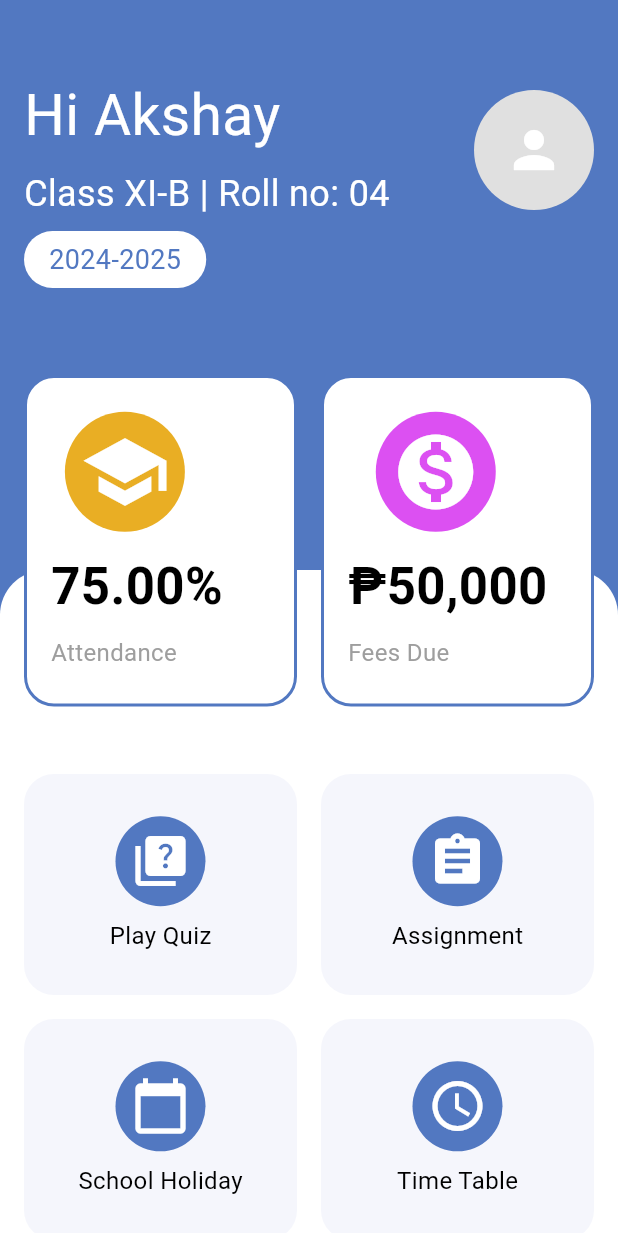
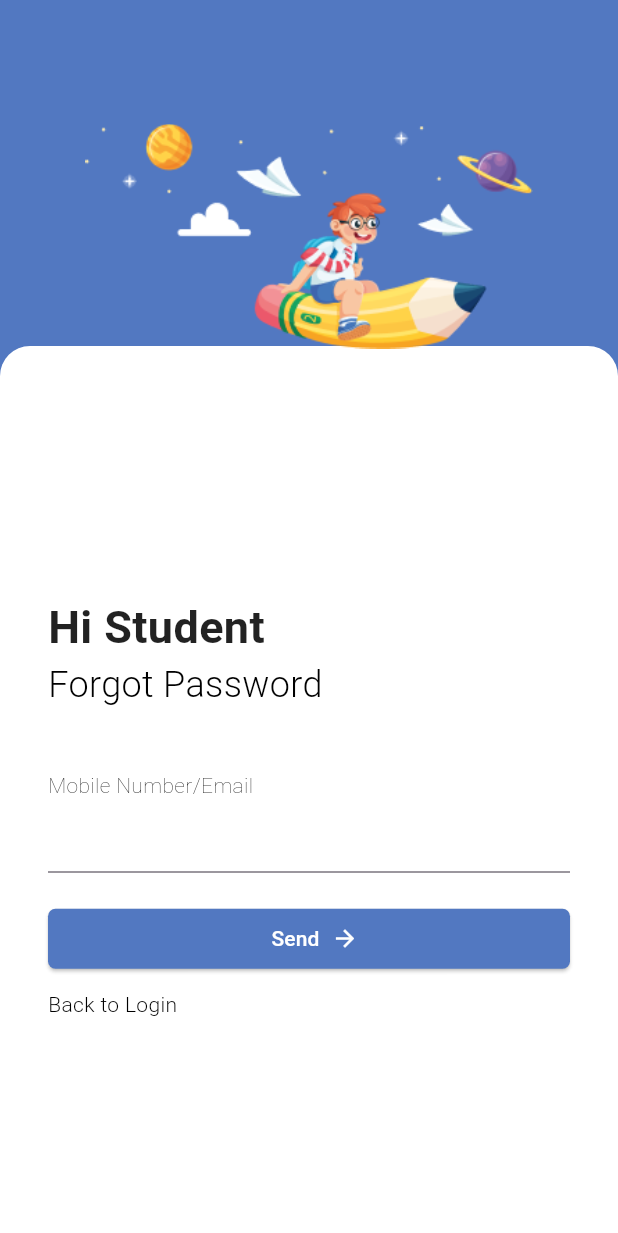
Before and after one commit to georgecabaccang/iskulapp-flutter, a Flutter app: the screen it shows after launch, on a phone screen of 412 x 824 dp. Shown: the top 1233 px of the screen. Run offline on Flutter 3.47's test engine with Material 3 defaults, Android fonts, the phone set to English and light mode, and no system bars; our stand-ins replace table_calendar.

Commit message:
feature/login & feature/forgotPassword initial layout

```diff
--- a/lib/main.dart
+++ b/lib/main.dart
@@ -1,5 +1,5 @@
 import 'package:flutter/material.dart';
-import 'package:school_erp/pages/home_page.dart';
+import 'package:school_erp/pages/login_page.dart';
 
 void main() {
   runApp(const MyApp());
@@ -12,6 +12,6 @@ class MyApp extends StatelessWidget {
   @override
   Widget build(BuildContext context) {
     return const MaterialApp(
-        debugShowCheckedModeBanner: false, home: HomePage());
+        debugShowCheckedModeBanner: false, home: LoginPage());
   }
 }
--- a/lib/pages/home_page.dart
+++ b/lib/pages/home_page.dart
@@ -1,6 +1,6 @@
 import 'package:flutter/material.dart';
 import 'package:school_erp/pages/calendar_attendance_page.dart';
-import 'profile_page.dart';
+import 'package:school_erp/pages/profile_page.dart';
 
 class HomePage extends StatefulWidget {
   const HomePage({super.key});
--- a/lib/pages/login_page.dart
+++ b/lib/pages/login_page.dart
@@ -1,10 +1,39 @@
 import 'package:flutter/material.dart';
+import 'package:school_erp/widgets/forgot_password.dart';
+import 'package:school_erp/widgets/login_body.dart';
+import 'package:school_erp/widgets/login_stack.dart'; // Import the custom container widget
 
-class MyWidget extends StatelessWidget {
-  const MyWidget({super.key});
+class LoginPage extends StatefulWidget {
+  const LoginPage({super.key});
+
+  @override
+  _LoginPageState createState() => _LoginPageState();
+}
+
+class _LoginPageState extends State<LoginPage> {
+  bool _obscureText = true; // State variable to manage password visibility
+
+  void _togglePasswordVisibility() {
+    setState(() {
+      _obscureText = !_obscureText;
+    });
+  }
 
   @override
   Widget build(BuildContext context) {
-    return const Placeholder();
+    return Scaffold(
+      backgroundColor: const Color(0xFF5278C1),
+      body: LoginStack(
+        image: Image.asset(
+          'assets/images/loginPageImage.png',
+          width: 150,
+          height: 150,
+          fit: BoxFit.contain,
+        ),
+        containerContent: SingleChildScrollView(
+          child: ForgotPassword()
+        ),
+      ),
+    );
   }
 }
--- /dev/null
+++ b/lib/widgets/forgot_password.dart
@@ -0,0 +1,106 @@
+// lib/widgets/login_body.dart
+import 'package:flutter/material.dart';
+
+class ForgotPassword extends StatefulWidget {
+  const ForgotPassword({super.key});
+
+  @override
+  _ForgotPassword createState() => _ForgotPassword();
+}
+
+class _ForgotPassword extends State<ForgotPassword> {
+  bool _obscureText = true; // State variable to manage password visibility
+
+  void _togglePasswordVisibility() {
+    setState(() {
+      _obscureText = !_obscureText;
+    });
+  }
+
+  @override
+  Widget build(BuildContext context) {
+    return SingleChildScrollView(
+      child: SizedBox(
+        width: double.infinity,
+        child: Padding(
+          padding: EdgeInsets.only(left: 30.0, right: 30.0),
+          child: Column(
+            mainAxisAlignment: MainAxisAlignment.start,
+            crossAxisAlignment: CrossAxisAlignment.start,
+            children: [
+              SizedBox(height: 20), // Space at the top
+              Text(
+                'Hi Student',
+                style: TextStyle(
+                    fontWeight: FontWeight.bold,
+                    fontSize: 30,
+                    color: Colors.black87),
+                textAlign: TextAlign.start,
+              ),
+              Text(
+                'Forgot Password',
+                style: TextStyle(
+                    fontWeight: FontWeight.w300,
+                    fontSize: 24,
+                    color: Colors.black),
+                textAlign: TextAlign.start,
+              ),
+              SizedBox(height: 40),
+              Text(
+                'Mobile Number/Email',
+                style: TextStyle(
+                    fontWeight: FontWeight.w100,
+                    fontSize: 14,
+                    color: Colors.black),
+                textAlign: TextAlign.start,
+              ),
+              TextField(
+                decoration: InputDecoration(
+                  border: UnderlineInputBorder(
+                    borderSide: BorderSide(color: Colors.black45),
+                  ),
+                  focusedBorder: UnderlineInputBorder(
+                    borderSide: BorderSide(color: Colors.black87),
+                  ),
+                ),
+              ),
+              SizedBox(height: 20),
+              SizedBox(
+                width: double.infinity,
+                child: Directionality(
+                    textDirection: TextDirection.rtl,
+                    child: ElevatedButton.icon(
+                      onPressed: () {},
+                      style: ElevatedButton.styleFrom(
+                        backgroundColor: Color(0xFF5278C1),
+                        foregroundColor: Colors.white,
+                        shape: RoundedRectangleBorder(
+                          borderRadius: BorderRadius.circular(5.0),
+                        ),
+                      ),
+                      icon: const Icon(
+                        Icons.arrow_back,
+                      ),
+                      label: Text("Send"),
+                    )),
+              ),
+              Padding(
+                padding: const EdgeInsets.only(top: 10.0),
+                child: Align(
+                  alignment: Alignment.centerLeft,
+                  child: Text(
+                    'Back to Login',
+                    style: TextStyle(
+                        fontWeight: FontWeight.w300,
+                        fontSize: 14,
+                        color: Colors.black),
+                  ),
+                ),
+              )
+            ],
+          ),
+        ),
+      ),
+    );
+  }
+}
--- /dev/null
+++ b/lib/widgets/login_stack.dart
@@ -0,0 +1,46 @@
+import 'package:flutter/material.dart';
+import 'package:school_erp/widgets/rounded_container.dart'; // Import the custom container widget
+
+class LoginStack extends StatelessWidget {
+  final Widget image;
+  final Widget containerContent;
+
+  const LoginStack({
+    Key? key,
+    required this.image,
+    required this.containerContent,
+  }) : super(key: key);
+
+  @override
+  Widget build(BuildContext context) {
+    // Get the height of the device
+    final double screenHeight = MediaQuery.of(context).size.height;
+
+    return Stack(
+      children: [
+        Positioned(
+          top: screenHeight * 0.28, // Positioned 28% from the top of the screen
+          left: 0,
+          right: 0,
+          bottom: 0,
+          child: RoundedContainer(
+            height: double.infinity, // Container takes the remaining space
+            borderRadius: 20.0,
+            child: containerContent,
+          ),
+        ),
+        Positioned(
+          top: screenHeight * 0.1,
+          left: 0,
+          right: 0,
+          child: Center(
+            child: SizedBox(
+              width: double.infinity,
+              child: image,
+            ),
+          ),
+        ),
+      ],
+    );
+  }
+}
--- /dev/null
+++ b/lib/widgets/rounded_container.dart
@@ -0,0 +1,36 @@
+import 'package:flutter/material.dart';
+
+class RoundedContainer extends StatelessWidget {
+  final Widget child;
+  final double height;
+  final double borderRadius;
+
+  const RoundedContainer({
+    Key? key,
+    required this.child,
+    this.height = 400,
+    this.borderRadius = 20.0,
+  }) : super(key: key);
+
+  @override
+  Widget build(BuildContext context) {
+    return Container(
+      width: double.infinity,
+      height: height,
+      decoration: BoxDecoration(
+        color: Colors.white,
+        borderRadius: BorderRadius.only(
+          topLeft: Radius.circular(borderRadius),
+          topRight: Radius.circular(borderRadius),
+        ),
+        border: const Border(
+          top: BorderSide(color: Colors.transparent, width: 2.0),
+          left: BorderSide(color: Colors.transparent, width: 2.0),
+          right: BorderSide(color: Colors.transparent, width: 2.0),
+          bottom: BorderSide.none,
+        ),
+      ),
+      child: Center(child: child),
+    );
+  }
+}
--- a/pubspec.yaml
+++ b/pubspec.yaml
@@ -61,8 +61,8 @@ flutter:
   uses-material-design: true
 
   # To add assets to your application, add an assets section, like this:
-  # assets:
-  #   - images/a_dot_burr.jpeg
+  assets:
+    - assets/images/loginPageImage.png
   #   - images/a_dot_ham.jpeg
 
   # An image asset can refer to one or more resolution-specific "variants", see
```
Also changed, not shown: lib/widgets/login_body.dart (added, +134 -0 lines), assets/images/loginPageImage.png (added).
